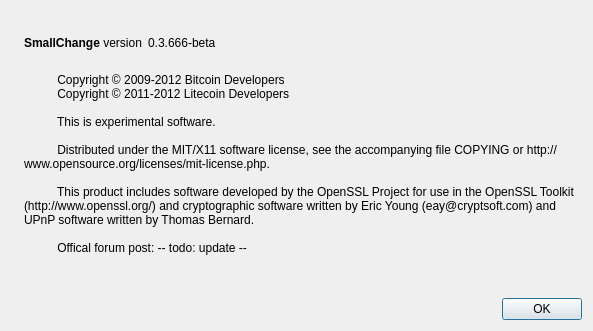
Above: src/qt/forms/aboutdialog.ui from mswilkison/maclanecoin before the change. Below: the same form after it.
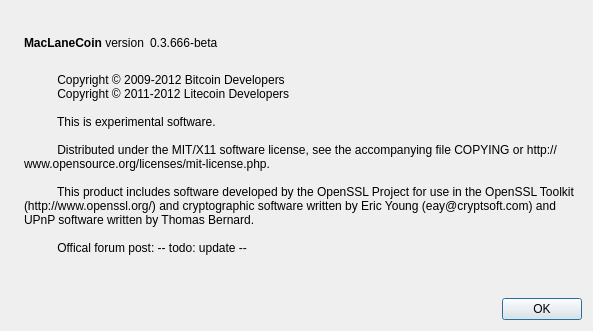
That is the form after the change. Icons and pictures are not drawn.

Commit message: s/SmallChange/MacLaneCoin

What changed in the file:
```diff
--- a/src/qt/forms/aboutdialog.ui
+++ b/src/qt/forms/aboutdialog.ui
@@ -50,7 +50,7 @@
           <cursorShape>IBeamCursor</cursorShape>
          </property>
          <property name="text">
-          <string>&lt;b&gt;SmallChange&lt;/b&gt; version</string>
+          <string>&lt;b&gt;MacLaneCoin&lt;/b&gt; version</string>
          </property>
          <property name="textInteractionFlags">
           <set>Qt::LinksAccessibleByMouse|Qt::TextSelectableByKeyboard|Qt::TextSelectableByMouse</set>
```
Left out of the diff: 2 changed lines with no effect on the pictures. The commit also changes 23 other files.
